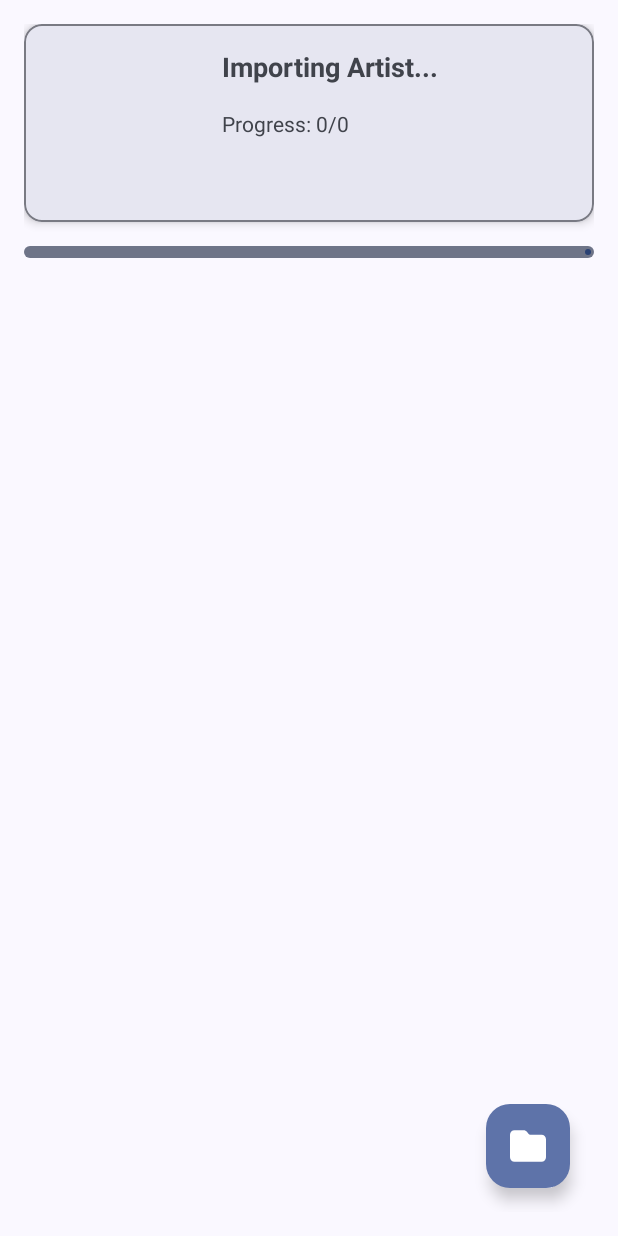
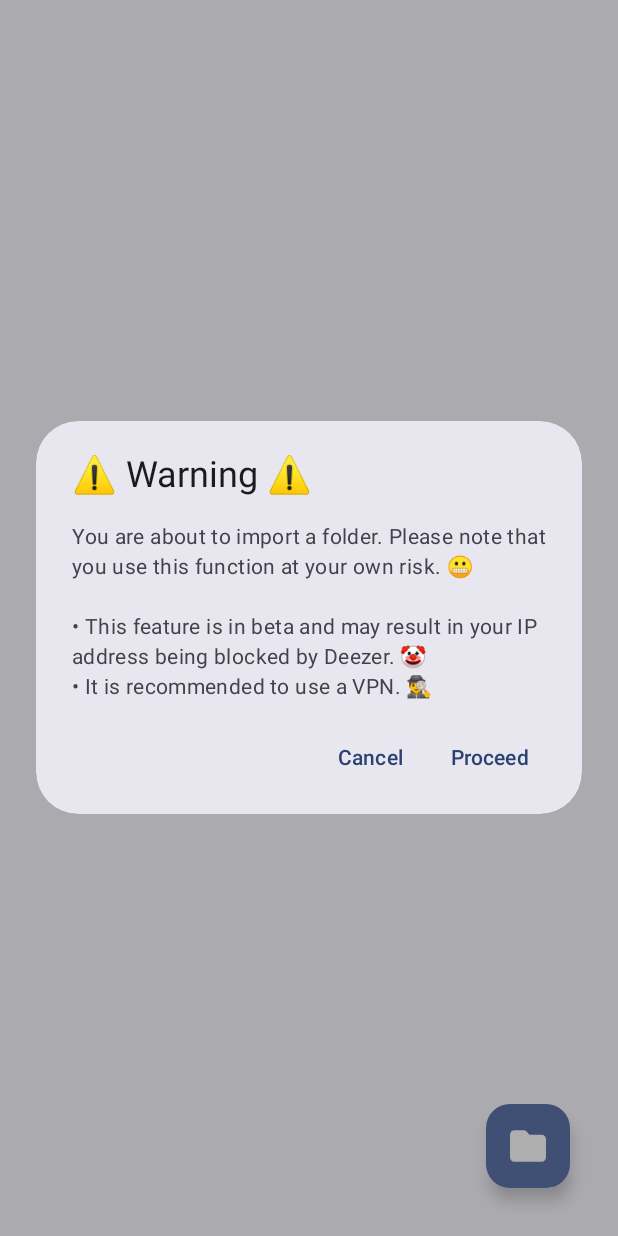
Before and after one commit to nooowavailable/tunedetectivex, an Android app: the FolderImportActivity screen opened directly, with no data from a screen before it, after a tap on "Ordner auswählen", on a phone screen of 412 x 824 dp. Run offline under Robolectric (Android 15) with nearby library versions, the phone set to English and light mode, and no system bars; our stand-ins replace Room's generated code; pictures from the network do not load.

Commit message:
FolderImport Warning Dialog

```diff
--- a/app/src/main/java/com/dev/tunedetectivex/FolderImportActivity.kt
+++ b/app/src/main/java/com/dev/tunedetectivex/FolderImportActivity.kt
@@ -29,6 +29,7 @@ import androidx.recyclerview.widget.LinearLayoutManager
 import androidx.recyclerview.widget.RecyclerView
 import com.bumptech.glide.Glide
 import com.google.android.material.card.MaterialCardView
+import com.google.android.material.dialog.MaterialAlertDialogBuilder
 import com.google.android.material.floatingactionbutton.FloatingActionButton
 import com.google.android.material.progressindicator.LinearProgressIndicator
 import kotlinx.coroutines.Dispatchers
@@ -65,6 +66,7 @@ class FolderImportActivity : AppCompatActivity() {
     private var isNetworkRequestsAllowed = true
 
 
+
     override fun onCreate(savedInstanceState: Bundle?) {
         super.onCreate(savedInstanceState)
         setContentView(R.layout.activity_folder_import)
@@ -73,6 +75,7 @@ class FolderImportActivity : AppCompatActivity() {
         createNotificationChannel()
         setupApiService()
         acquireWakeLock()
+        checkNetworkTypeAndSetFlag()
 
         db = AppDatabase.getDatabase(applicationContext)
         recyclerView = findViewById(R.id.recyclerViewMusicFiles)
@@ -82,6 +85,10 @@ class FolderImportActivity : AppCompatActivity() {
         textViewProgress = findViewById(R.id.textViewProgress)
         imageViewArtistCover = findViewById(R.id.imageViewArtistCover)
         textViewArtistName = findViewById(R.id.textViewArtistName)
+
+        cardCurrentArtist.visibility = View.GONE
+        linearProgressIndicator.visibility = View.GONE
+        textViewProgress.visibility = View.GONE
 
         val fabSelectFolder: FloatingActionButton = findViewById(R.id.fabSelectFolder)
         fabSelectFolder.setOnClickListener {
@@ -94,13 +101,27 @@ class FolderImportActivity : AppCompatActivity() {
                 ).show()
                 return@setOnClickListener
             }
-            selectMusicFolder()
+
+            showWarningDialog()
         }
-
-        // Check network type and set flag
-        checkNetworkTypeAndSetFlag()
     }
 
+    private fun showWarningDialog() {
+        MaterialAlertDialogBuilder(this)
+            .setTitle("⚠️ Warning ⚠️")
+            .setMessage(
+                "You are about to import a folder. Please note that you use this function at your own risk. 😬\n\n" +
+                        "• This feature is in beta and may result in your IP address being blocked by Deezer. 🤡\n" +
+                        "• It is recommended to use a VPN. 🕵️‍♂️"
+            )
+            .setPositiveButton("Proceed") { dialog, which ->
+                selectMusicFolder()
+            }
+            .setNegativeButton("Cancel") { dialog, which ->
+                dialog.dismiss()
+            }
+            .show()
+    }
     private fun checkNetworkTypeAndSetFlag() {
         val sharedPreferences = getSharedPreferences("AppPreferences", MODE_PRIVATE)
         val networkType = sharedPreferences.getString("networkType", "Any")
@@ -156,6 +177,12 @@ class FolderImportActivity : AppCompatActivity() {
     private fun processMusicFolder(folderUri: Uri) {
         isImporting = true
         acquireWakeLock()
+
+        lifecycleScope.launch(Dispatchers.Main) {
+            cardCurrentArtist.visibility = View.VISIBLE
+            linearProgressIndicator.visibility = View.VISIBLE
+            textViewProgress.visibility = View.VISIBLE
+        }
 
         lifecycleScope.launch(Dispatchers.IO) {
             try {
@@ -400,10 +427,13 @@ class FolderImportActivity : AppCompatActivity() {
     private suspend fun updateImportProgress(current: Int, total: Int, artistName: String?, status: String?) {
         currentProgress = current
         currentArtistName = artistName
+
         withContext(Dispatchers.Main) {
-            cardCurrentArtist.visibility = View.VISIBLE
-            linearProgressIndicator.visibility = View.VISIBLE
-            textViewProgress.visibility = View.VISIBLE
+            if (isImporting) {
+                cardCurrentArtist.visibility = View.VISIBLE
+                linearProgressIndicator.visibility = View.VISIBLE
+                textViewProgress.visibility = View.VISIBLE
+            }
 
             if (total > 0) {
                 val progressPercentage = (current * 100) / total
@@ -413,7 +443,6 @@ class FolderImportActivity : AppCompatActivity() {
                 val artistStatus = status ?: ""
                 textViewProgress.text = "Progress: $progressPercentage% ($current/$total)"
                 textViewArtistName.text = name
-
 
                 sendNotification(progressPercentage, "$name $artistStatus")
             } else {
```
